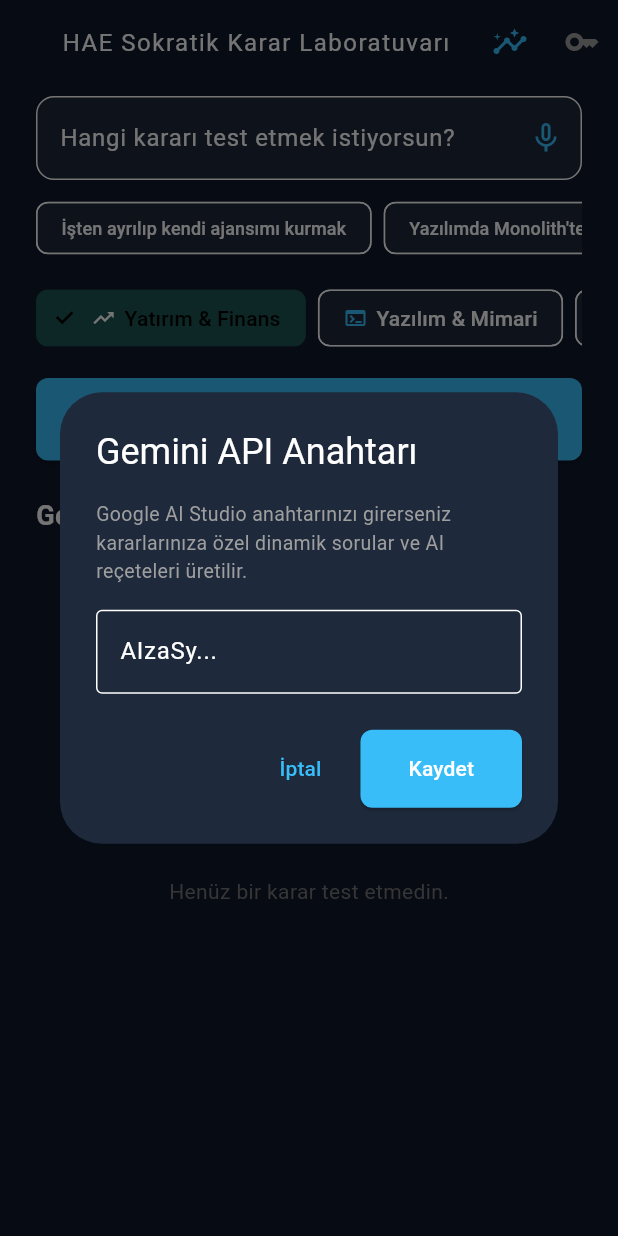
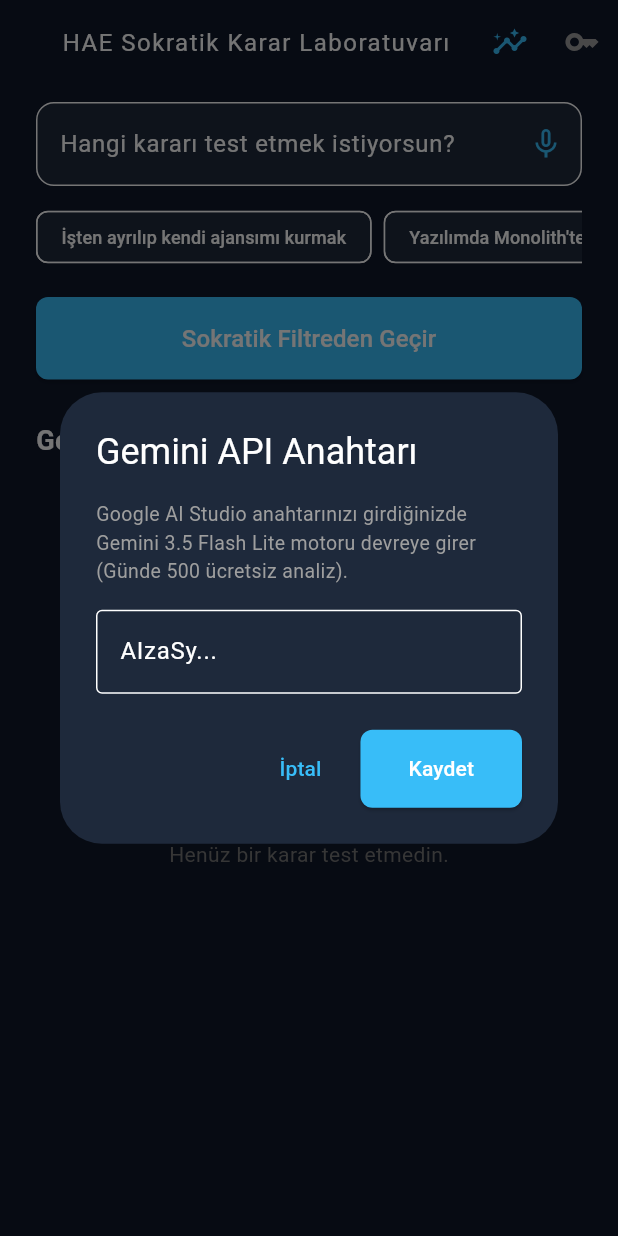
Before and after one commit to human-analytics-engine/hae-decision-framework, a Flutter app: the screen it shows after launch, after a tap on the "key" icon, on a phone screen of 412 x 824 dp. Run offline on Flutter 3.47's test engine with Material 3 defaults, Android fonts, the phone set to English and light mode, and no system bars; our stand-ins replace shared_preferences; missing offline and left inert: dart:js.

Commit message:
feat: Upgrade to Gemini 3.5 Flash Lite (500 RPD), remove category bloat, and auto-detect domain context

```diff
--- a/lib/screens/home_screen.dart
+++ b/lib/screens/home_screen.dart
@@ -2,9 +2,8 @@
 import 'package:flutter/material.dart';
 import 'package:provider/provider.dart';
 import 'package:intl/intl.dart';
-import 'dart:js' as js; // Web speech için
+import 'dart:js' as js;
 import '../providers/decision_provider.dart';
-import '../models/category_model.dart';
 import 'wizard_screen.dart';
 import 'decision_detail_sheet.dart';
 import 'analytics_screen.dart';
@@ -23,8 +22,8 @@
   final List<String> _quickTemplates = [
     "İşten ayrılıp kendi ajansımı kurmak",
     "Yazılımda Monolith'ten Microservice'e geçmek",
-    "Portföyün %40'ı ile yeni bir hisse/kriptoya girmek",
-    "Şehir değiştirip uzaktan çalışmaya başlamak",
+    "Portföyün %40'ı ile yeni bir yatırıma girmek",
+    "Ortakla yeni bir SaaS ürünü inşa etmek",
   ];
 
   void _startVoiceInput() {
@@ -66,9 +65,9 @@
               children: [
                 CircularProgressIndicator(color: Color(0xFF38BDF8)),
                 SizedBox(height: 16),
-                Text("Sokratik Sorgu Seti Hazırlanıyor...", style: TextStyle(fontWeight: FontWeight.bold, fontSize: 16)),
+                Text("Gemini 3.5 Bilişsel Sorgu Hazırlıyor...", style: TextStyle(fontWeight: FontWeight.bold, fontSize: 16)),
                 SizedBox(height: 8),
-                Text("10 evrensel savunma bu karara özel olarak uyarlanıyor.", style: TextStyle(color: Colors.grey, fontSize: 12)),
+                Text("Karar analiz ediliyor ve özel tuzaklar üretiliyor.", style: TextStyle(color: Colors.grey, fontSize: 12)),
               ],
             ),
           ),
@@ -97,7 +96,7 @@
           mainAxisSize: MainAxisSize.min,
           children: [
             const Text(
-              "Google AI Studio anahtarınızı girerseniz kararlarınıza özel dinamik sorular ve AI reçeteleri üretilir.",
+              "Google AI Studio anahtarınızı girdiğinizde Gemini 3.5 Flash Lite motoru devreye girer (Günde 500 ücretsiz analiz).",
               style: TextStyle(fontSize: 13, color: Colors.grey),
             ),
             const SizedBox(height: 16),
@@ -147,7 +146,7 @@
           child: Column(
             crossAxisAlignment: CrossAxisAlignment.start,
             children: [
-              const SizedBox(height: 8),
+              const SizedBox(height: 12),
               TextField(
                 controller: _controller,
                 decoration: InputDecoration(
@@ -167,7 +166,7 @@
                 ),
                 onSubmitted: (_) => _startDecision(context),
               ),
-              const SizedBox(height: 8),
+              const SizedBox(height: 10),
 
               SingleChildScrollView(
                 scrollDirection: Axis.horizontal,
@@ -186,31 +185,6 @@
                   }).toList(),
                 ),
               ),
-              const SizedBox(height: 12),
-
-              SingleChildScrollView(
-                scrollDirection: Axis.horizontal,
-                child: Row(
-                  children: DecisionCategory.values.map((cat) {
-                    final isSelected = provider.selectedCategory == cat;
-                    return Padding(
-                      padding: const EdgeInsets.only(right: 8.0),
-                      child: FilterChip(
-                        selected: isSelected,
-                        label: Row(
-                          children: [
-                            Icon(cat.icon, size: 16, color: isSelected ? Colors.white : cat.color),
-                            const SizedBox(width: 6),
-                            Text(cat.label),
-                          ],
-                        ),
-                        selectedColor: cat.color.withOpacity(0.3),
-                        onSelected: (_) => provider.setCategory(cat),
-                      ),
-                    );
-                  }).toList(),
-                ),
-              ),
               const SizedBox(height: 16),
 
               SizedBox(
@@ -220,7 +194,7 @@
                   child: const Text("Sokratik Filtreden Geçir", style: TextStyle(fontSize: 16)),
                 ),
               ),
-              const SizedBox(height: 24),
+              const SizedBox(height: 28),
 
               Row(
                 mainAxisAlignment: MainAxisAlignment.spaceBetween,
@@ -263,10 +237,10 @@
                                 );
                               },
                               child: ListTile(
-                                leading: Icon(record.category.icon, color: record.category.color),
+                                leading: const Icon(Icons.psychology_outlined, color: Color(0xFF38BDF8)),
                                 title: Text(record.title, style: const TextStyle(fontWeight: FontWeight.bold)),
                                 subtitle: Text(
-                                  "${record.category.label} • ${DateFormat('dd MMM, HH:mm').format(record.date)}",
+                                  DateFormat('dd MMM, HH:mm').format(record.date),
                                   style: const TextStyle(fontSize: 12),
                                 ),
                                 trailing: Row(
```
Also changed, not shown: lib/providers/decision_provider.dart (+5 -18 lines), lib/services/ai_advisor_service.dart (+43 -31 lines).
